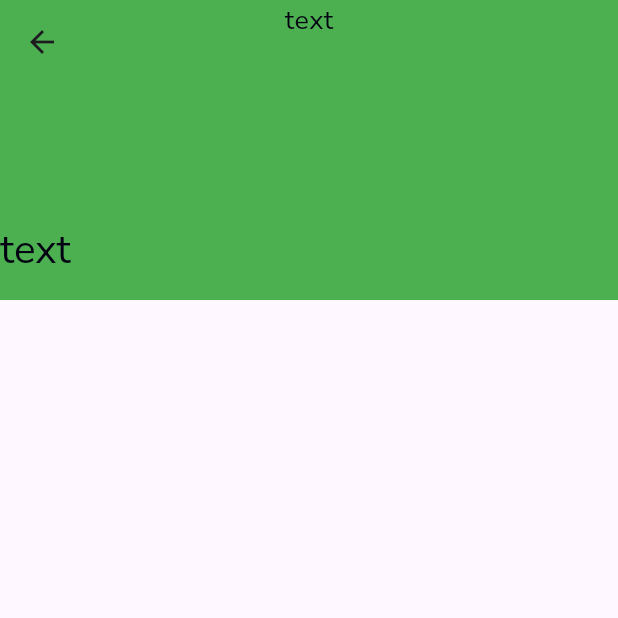
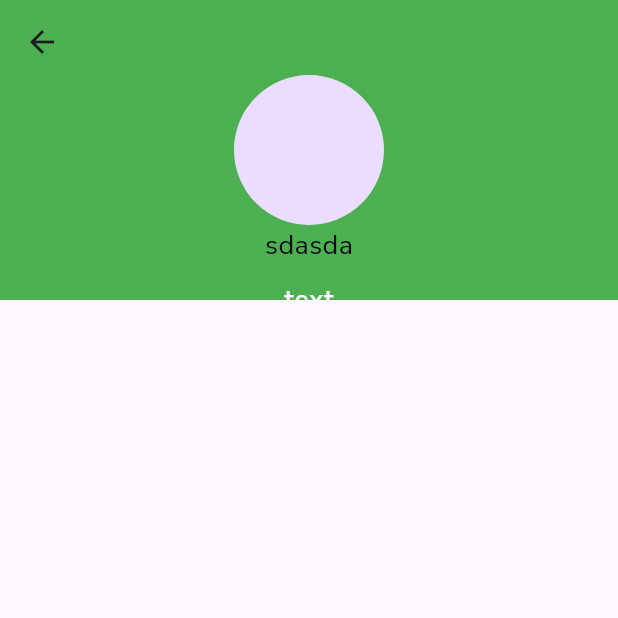
Before and after one commit to NhuanDevMobile/fitness_tracker_app, a Flutter app: the ProfilePage screen opened directly, on a phone screen of 412 x 824 dp, the top half of it. Run offline on Flutter 3.47's test engine with Material 3 defaults, Android fonts, the phone set to English and light mode, and no system bars; our stand-ins replace cached_network_image, cloud_firestore, dropdown_button2, firebase_auth, firebase_core, firebase_storage and 12 more; accounts and stored records are empty; project files that could hold a hidden picture were left out.

```diff
--- a/lib/features/nav/profile/presentation/page/profile_page.dart
+++ b/lib/features/nav/profile/presentation/page/profile_page.dart
@@ -1,4 +1,6 @@
 import 'package:fitness_tracker_app/core/configs/app_colors.dart';
+import 'package:fitness_tracker_app/core/data/firebase/firestore_database/firestore_activity.dart';
+import 'package:fitness_tracker_app/core/ui/widgets/button/button_widget.dart';
 import 'package:fitness_tracker_app/core/ui/widgets/text/text_widget.dart';
 import 'package:fitness_tracker_app/features/nav/profile/presentation/controller/profile_controller.dart';
 import 'package:flutter/material.dart';
@@ -17,6 +19,7 @@ class ProfilePage extends GetView<ProfileController> {
           SliverAppBar(
               backgroundColor: AppColors.primary,
               expandedHeight: 200.0,
+              elevation: 0,
               floating: false,
               pinned: true,
               flexibleSpace: LayoutBuilder(
@@ -25,23 +28,46 @@ class ProfilePage extends GetView<ProfileController> {
                 top = constraints.biggest.height;
                 return FlexibleSpaceBar(
                   centerTitle: true,
-                  title: const AnimatedOpacity(
-                    duration: Duration(milliseconds: 300),
-                    //opacity: top == MediaQuery.of(context).padding.top + kToolbarHeight ? 1.0 : 0.0,
-                    opacity: 1.0,
-                    child: Row(
-                      children: [
-                        TextWidget(text: "text"),
-                      ],
+                  title: AnimatedOpacity(
+                    duration: const Duration(milliseconds: 100),
+                    opacity: top ==
+                            MediaQuery.of(context).padding.top + kToolbarHeight
+                        ? 1.0
+                        : 0.0,
+                    child: Container(
+                      margin: const EdgeInsets.only(
+                          top: 50.0, left: 20.0, right: 20.0),
+                      child: const Row(
+                        children: [
+                          CircleAvatar(),
+                          Expanded(
+                              child: Center(
+                                  child: TextWidget(text: "Flutter Baba"))),
+                          SizedBox(
+                            width: 40.0,
+                          ),
+                        ],
+                      ),
                     ),
                   ),
-                  background: Container(
-                    child: const Column(
-                      crossAxisAlignment: CrossAxisAlignment.center,
-                      children: [
-                        TextWidget(text: "text"),
-                      ],
-                    ),
+                  background: Column(
+                    crossAxisAlignment: CrossAxisAlignment.center,
+                    mainAxisAlignment: MainAxisAlignment.center,
+                    children: [
+                      const SizedBox(
+                        height: 50.0,
+                      ),
+                      const CircleAvatar(
+                        radius: 50.0,
+                      ),
+                      const TextWidget(text: "sdasda"),
+                      ButtonWidget(
+                          ontap: () async {
+                            final result = await FirestoreActivity.getFoods();
+                            print(result.data);
+                          },
+                          text: "text")
+                    ],
                   ),
                 );
               })),
--- /dev/null
+++ b/lib/features/nav_diary/activity/models/activity_model.dart
@@ -0,0 +1,79 @@
+class ActivityModel {
+  int? tagId;
+  bool? isSuggest;
+  dynamic benefits;
+  String? userInput;
+  int? durationMin;
+  int? compendiumCode;
+  double? met;
+  dynamic description;
+  Photo? photo;
+  String? name;
+  double? nfCalories;
+
+  ActivityModel({
+    this.tagId,
+    this.isSuggest,
+    this.benefits,
+    this.userInput,
+    this.durationMin,
+    this.compendiumCode,
+    this.met,
+    this.description,
+    this.photo,
+    this.name,
+    this.nfCalories,
+  });
+
+  factory ActivityModel.fromJson(Map<String, dynamic> json) => ActivityModel(
+        tagId: json["tag_id"],
+        isSuggest: json["isSuggest"],
+        benefits: json["benefits"],
+        userInput: json["user_input"],
+        durationMin: json["duration_min"],
+        compendiumCode: json["compendium_code"],
+        met: json["met"]?.toDouble(),
+        description: json["description"],
+        photo: json["photo"] == null ? null : Photo.fromJson(json["photo"]),
+        name: json["name"],
+        nfCalories: json["nf_calories"]?.toDouble(),
+      );
+
+  Map<String, dynamic> toJson() => {
+        "tag_id": tagId,
+        "isSuggest": isSuggest,
+        "benefits": benefits,
+        "user_input": userInput,
+        "duration_min": durationMin,
+        "compendium_code": compendiumCode,
+        "met": met,
+        "description": description,
+        "photo": photo?.toJson(),
+        "name": name,
+        "nf_calories": nfCalories,
+      };
+}
+
+class Photo {
+  String? highres;
+  String? thumb;
+  bool? isUserUploaded;
+
+  Photo({
+    this.highres,
+    this.thumb,
+    this.isUserUploaded,
+  });
+
+  factory Photo.fromJson(Map<String, dynamic> json) => Photo(
+        highres: json["highres"],
+        thumb: json["thumb"],
+        isUserUploaded: json["is_user_uploaded"],
+      );
+
+  Map<String, dynamic> toJson() => {
+        "highres": highres,
+        "thumb": thumb,
+        "is_user_uploaded": isUserUploaded,
+      };
+}
```
Also changed, not shown: lib/core/data/firebase/firestore_database/firestore_activity.dart (added, +23 -0 lines), lib/core/data/firebase/firestore_database/firestore_user_relationship_activity.dart (added, +24 -0 lines), lib/features/nav_diary/activity/models/user_relationship_activity_model.dart (added, +40 -0 lines).
